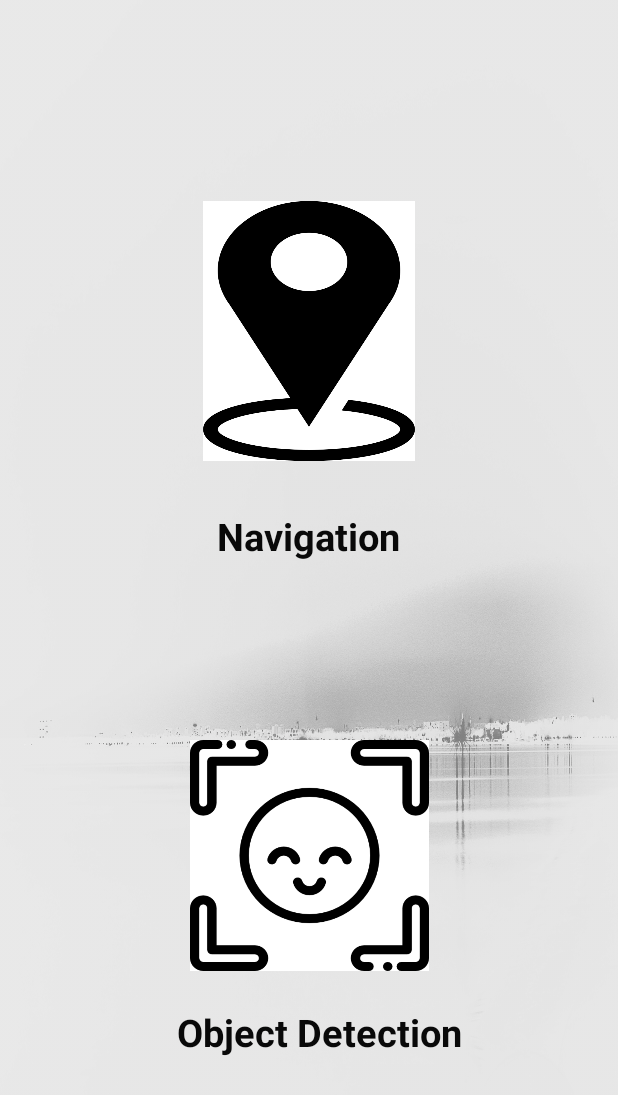
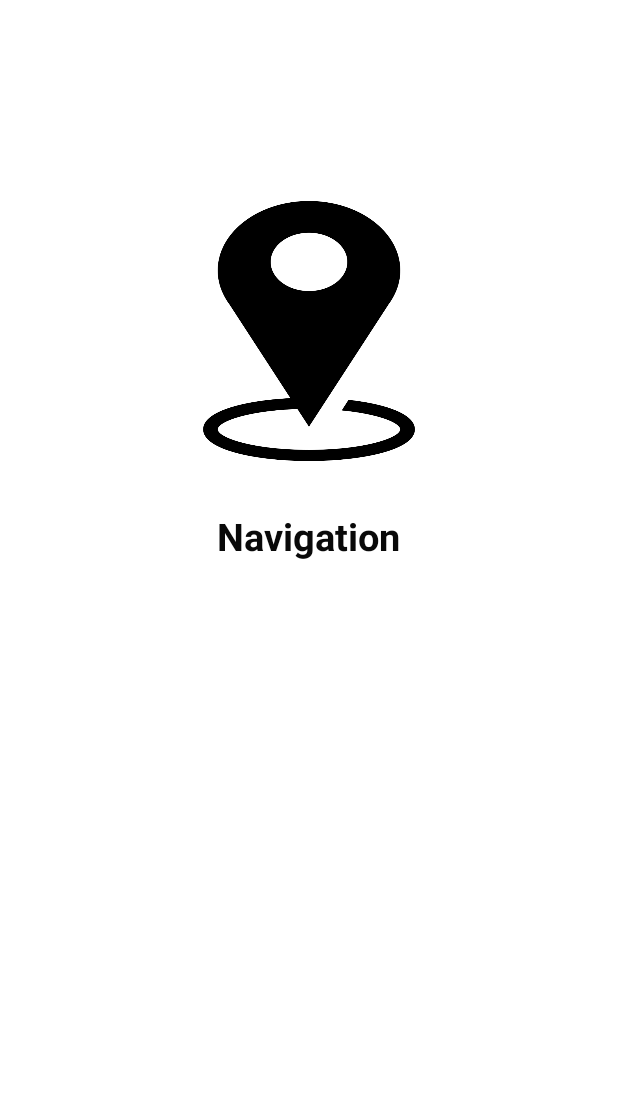
Before and after one commit to RoshiniS-1999/ShillelaghSmart, an Android app: the Dasboard screen opened directly, with no data from a screen before it, on a phone screen of 412 x 824 dp. Shown: the top 1095 px of the screen. Run offline under Robolectric (Android 15) with nearby library versions, the phone set to English and light mode, and no system bars; Roboto replaces fonts that are not available here.

Commit message:
Merge branch 'master' of https://github.com/RoshiniS-1999/ShillelaghSmart
 Conflicts:
	app/src/main/java/com/example/shillelagh/Dasboard.java
	app/src/main/res/layout/activity_dasboard.xml

```diff
--- a/app/src/main/java/com/example/shillelagh/Dasboard.java
+++ b/app/src/main/java/com/example/shillelagh/Dasboard.java
@@ -32,7 +32,7 @@ TextToSpeech textToSpeech;
             }
         });
 
-       /* navigation.setOnTouchListener(new View.OnTouchListener() {
+        navigation.setOnTouchListener(new View.OnTouchListener() {
             GestureDetector gesturedetector = new GestureDetector(getApplicationContext(), new GestureDetector.SimpleOnGestureListener(){
 
                 @Override
@@ -57,9 +57,9 @@ TextToSpeech textToSpeech;
                 gesturedetector.onTouchEvent(event);
                 return false;
             }
-        }); */
+        });
 
-       /*  navigation.setOnClickListener(new View.OnClickListener() {
+       /* navigation.setOnClickListener(new View.OnClickListener() {
              @Override
              public void onClick(View v) {
                  String inputdest = "please give destination";
--- a/app/src/main/res/layout/activity_dasboard.xml
+++ b/app/src/main/res/layout/activity_dasboard.xml
@@ -4,26 +4,9 @@
     xmlns:tools="http://schemas.android.com/tools"
     android:layout_width="match_parent"
     android:layout_height="match_parent"
-    android:background="@drawable/pic1"
-    app:srcCompat="@drawable/pic1"
+    android:backgroundTint="#FFFFFF"
+    android:background="#FFFFFF"
     tools:context=".Dasboard">
-
-    <TextView
-        android:id="@+id/textView7"
-        android:layout_width="209dp"
-        android:layout_height="39dp"
-        android:text="Object Detection"
-        android:textAlignment="center"
-        android:textColor="#090909"
-        android:textSize="25dp"
-        android:textStyle="bold"
-        app:layout_constraintBottom_toBottomOf="parent"
-        app:layout_constraintEnd_toEndOf="parent"
-        app:layout_constraintHorizontal_bias="0.534"
-        app:layout_constraintStart_toStartOf="parent"
-        app:layout_constraintTop_toTopOf="parent"
-        app:layout_constraintVertical_bias="0.855"
-        tools:ignore="MissingConstraints" />
 
     <TextView
         android:id="@+id/textView6"
@@ -55,17 +38,4 @@
         app:layout_constraintVertical_bias="0.206"
         app:srcCompat="@drawable/navigationicon" />
 
-    <ImageButton
-        android:id="@+id/navigation2"
-        android:layout_width="159dp"
-        android:layout_height="154dp"
-        android:background="#FFFFFF"
-        android:scaleType="fitXY"
-        app:layout_constraintBottom_toBottomOf="parent"
-        app:layout_constraintEnd_toEndOf="parent"
-        app:layout_constraintStart_toStartOf="parent"
-        app:layout_constraintTop_toTopOf="parent"
-        app:layout_constraintVertical_bias="0.736"
-        app:srcCompat="@drawable/object" />
-
 </androidx.constraintlayout.widget.ConstraintLayout>
```
Also changed, not shown: app/src/main/res/drawable-v24/objectdetection.png (renamed from app/src/main/res/drawable-v24/object.png), app/src/main/res/drawable-v24/pic2.jpg (added).
